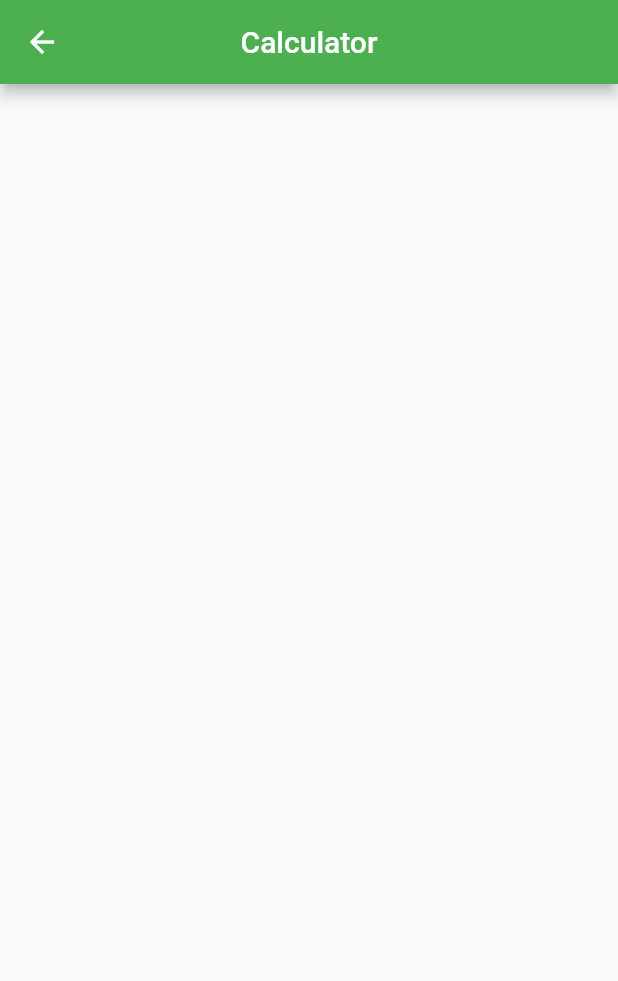
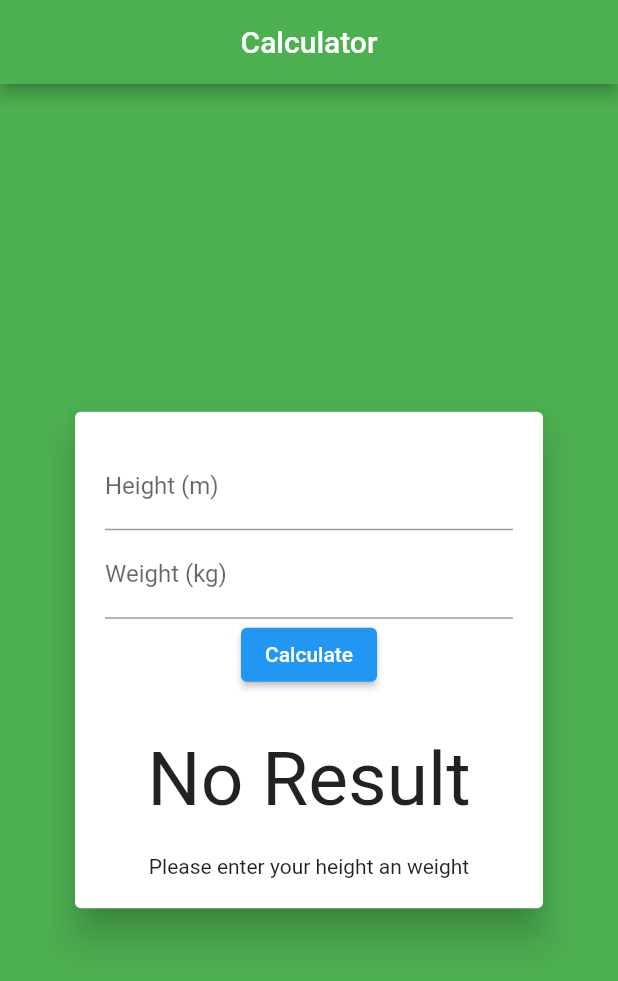
Before and after one commit to Coco-Gianluca/Flutter_BMI, a Flutter app: the screen it shows after launch, after a tap on "Open Drawer", after a tap on "Calculator", on a phone screen of 412 x 824 dp. Shown: the top 981 px of the screen. Run offline on Flutter 3.47's test engine with Material 2 defaults, Android fonts, the phone set to English and light mode, and no system bars; network calls fail.

Commit message:
Calculator implementation

```diff
--- a/lib/main.dart
+++ b/lib/main.dart
@@ -51,6 +51,11 @@ class _MainPageState extends State<MainPage> {
             // Scaffold.of(context).openEndDrawer();
           },
         ),
+
+        child:TextSpan(
+          icon: Icons.pedal_bike,
+        ),
+
       ),
     ),
   );
--- a/lib/page/calculator_page.dart
+++ b/lib/page/calculator_page.dart
@@ -2,25 +2,22 @@ import 'package:flutter/material.dart';
 
 class CalculatePage extends StatelessWidget {
   @override
-  Widget build(BuildContext context) => Scaffold(
-    //drawer: NavigationDrawerWidget(),
-    appBar: AppBar(
-      title: Text('Calculator'),
-
-      centerTitle: true,
-      backgroundColor: Colors.green,
-
-    ),
-
-  );
+  Widget build(BuildContext context) {
+    return MaterialApp(
+      debugShowCheckedModeBanner: false,
+      title: 'Calculator',
+      home: Calculator(),
+    );
+  }
 }
 
-class HomePage extends StatefulWidget {
+class Calculator extends StatefulWidget {
   @override
-  _HomePageState createState() => _HomePageState();
+  _CalculatorState createState() => _CalculatorState();
+
 }
 
-class _HomePageState extends State<HomePage> {
+class _CalculatorState extends State<Calculator> {
   // the controller for the text field associated with "height"
   final _heightController = TextEditingController();
 
@@ -62,7 +59,12 @@ class _HomePageState extends State<HomePage> {
   @override
   Widget build(BuildContext context) {
     return Scaffold(
-        backgroundColor: Colors.deepOrange,
+        appBar: AppBar(
+          title: Text('Calculator'),
+          centerTitle: true,
+          backgroundColor: Colors.green,
+        ),
+       backgroundColor: Colors.green,
         body: Center(
           child: Container(
             width: 320,
--- a/lib/widget/navigation_drawer_widget.dart
+++ b/lib/widget/navigation_drawer_widget.dart
@@ -27,7 +27,7 @@ class NavigationDrawerWidget extends StatelessWidget {
               email: email,
               onClicked: () => Navigator.of(context).push(MaterialPageRoute(
                 builder: (context) => UserPage(
-                  name: 'Sarah Abs',
+                  name: 'Gianluca Coco',
                   urlImage: urlImage,
                 ),
               )),
--- a/pubspec.yaml
+++ b/pubspec.yaml
@@ -45,6 +45,11 @@ dev_dependencies:
   # package. See that file for information about deactivating specific lint
   # rules and activating additional ones.
   flutter_lints: ^2.0.0
+  flutter_3d_choice_chip: ^0.1.4
+  swipeable_button_view: ^0.0.2
+  page_transition: ^2.0.5
+  pretty_gauge: ^1.0.1
+  share_plus: ^4.0.4
 
 # For information on the generic Dart part of this file, see the
 # following page: https://dart.dev/tools/pub/pubspec
```
Also changed, not shown: lib/page/home_screen.dart (deleted), pubspec.lock, 1 other file.
